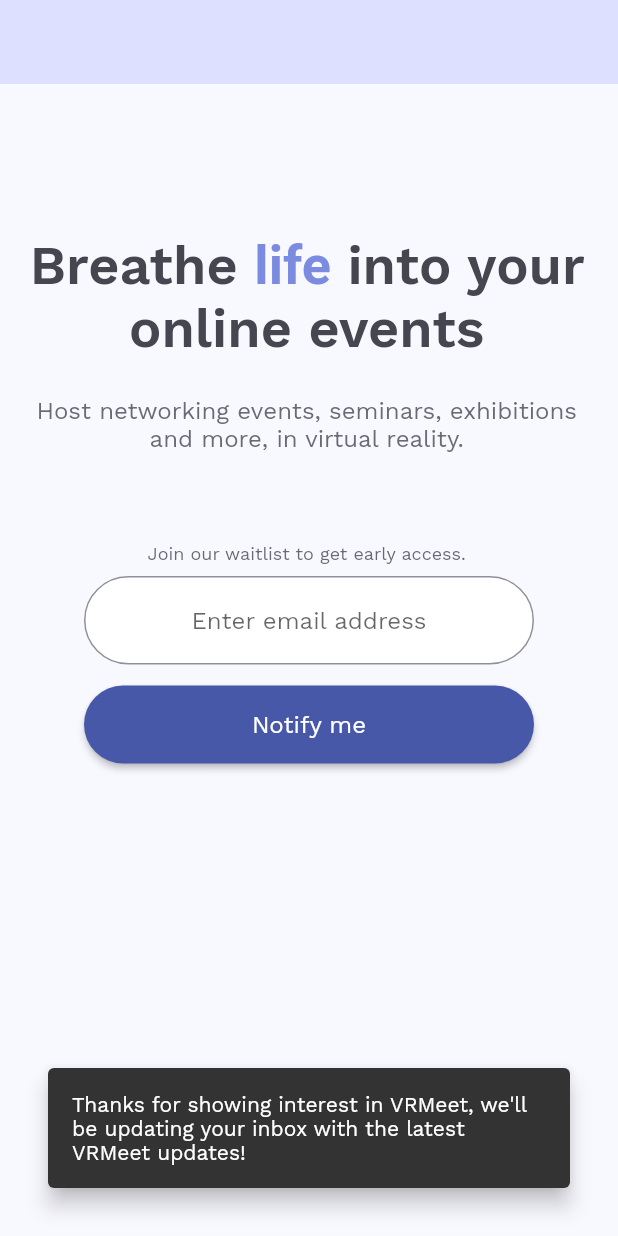
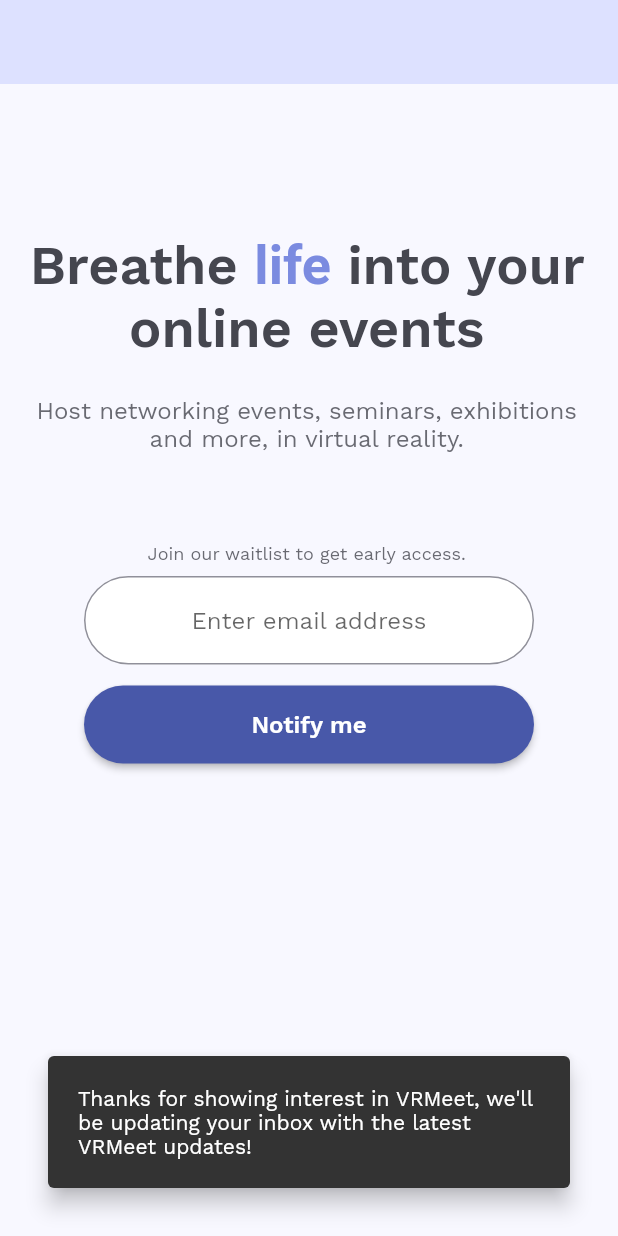
Before and after one commit to cervonwong/vrmeet_website, a Flutter app: the screen it shows after launch, after a tap on "Notify me", on a phone screen of 412 x 824 dp. Run offline on Flutter 3.47's test engine with Material 2 defaults, Android fonts, the phone set to English and light mode, and no system bars; our stand-ins replace google_fonts.

Commit message:
Style further button, snackbar

```diff
--- a/lib/main.dart
+++ b/lib/main.dart
@@ -145,6 +145,7 @@ class Home extends StatelessWidget {
                       textStyle: MaterialStateProperty.all(
                         GoogleFonts.workSans(
                           fontSize: 16.0,
+                          fontWeight: FontWeight.w600,
                           color: kOnPrimaryColor,
                         ),
                       ),
@@ -165,7 +166,7 @@ class Home extends StatelessWidget {
                         SnackBar(
                           behavior: SnackBarBehavior.floating,
                           margin: const EdgeInsets.all(32.0),
-                          padding: const EdgeInsets.all(16.0),
+                          padding: const EdgeInsets.all(20.0),
                           content: Text(
                             'Thanks for showing interest in VRMeet, we\'ll be updating your inbox with the latest VRMeet updates!',
                             style: GoogleFonts.workSans(
```
